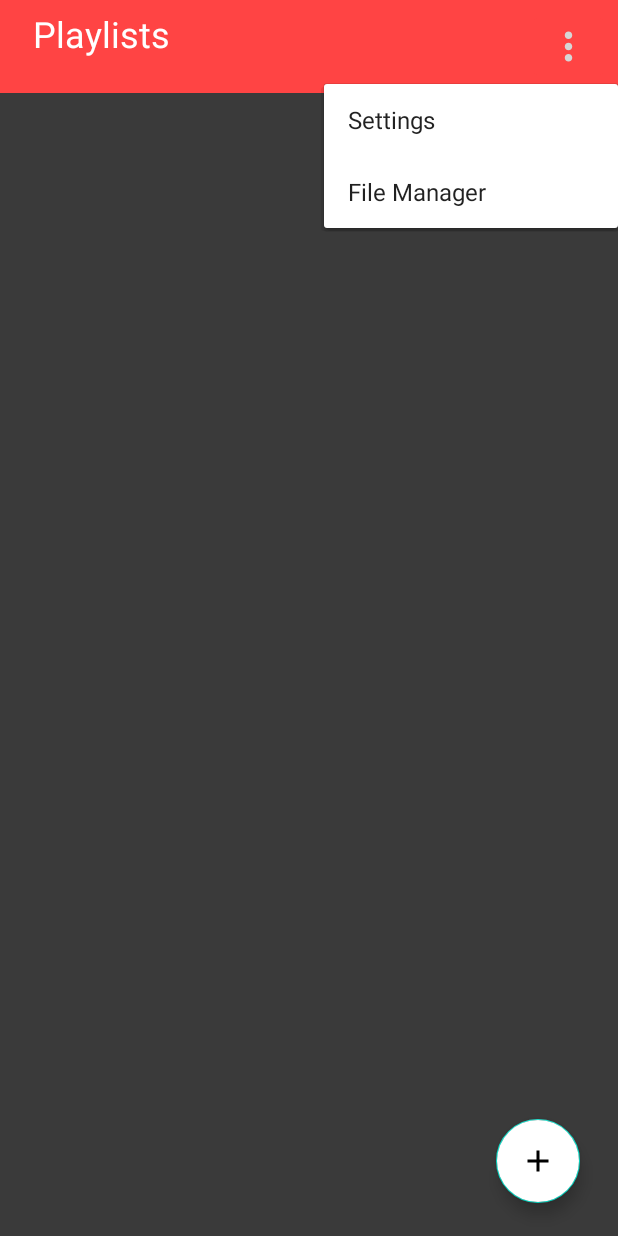
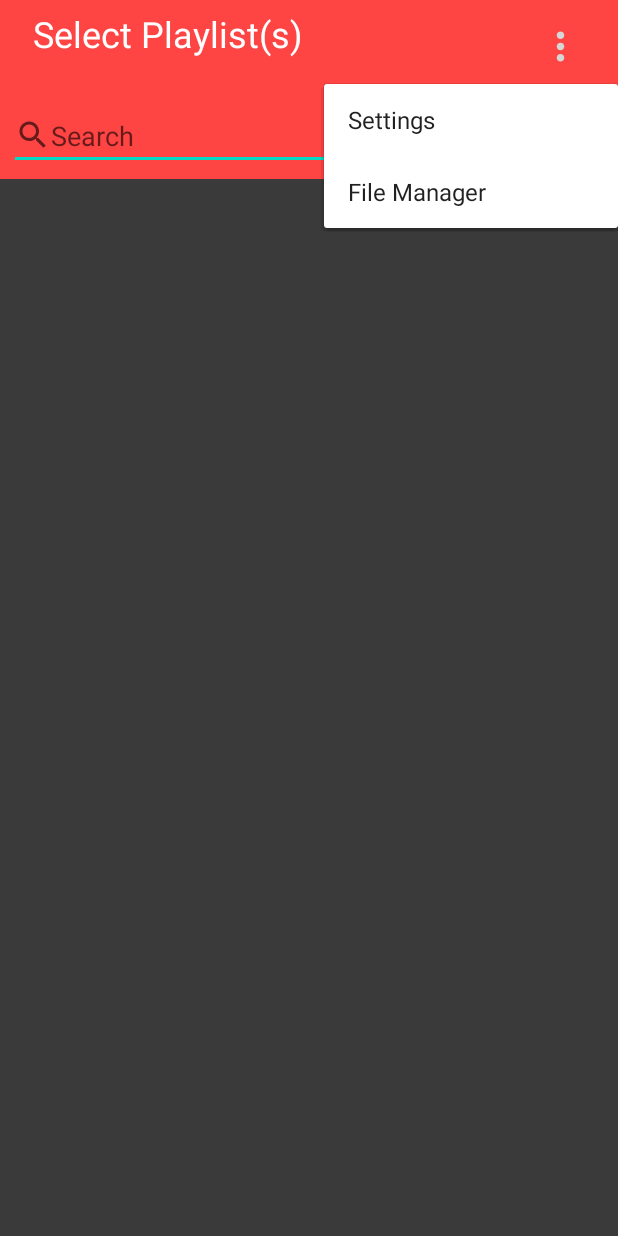
Before and after one commit to Meltingiceman/MP3-player, an Android app: the screen it shows after launch (MainActivity), after a tap on an icon or button, on a phone screen of 412 x 824 dp. Run offline under Robolectric (Android 15) with nearby library versions, the phone set to English and light mode, and no system bars.

Commit message:
1/18/2023 Initial work on redesign for the main activity

```diff
--- a/app/src/main/AndroidManifest.xml
+++ b/app/src/main/AndroidManifest.xml
@@ -6,6 +6,8 @@
     <uses-permission android:name="android.permission.WRITE_EXTERNAL_STORAGE" />
     <uses-permission android:name="android.permission.MANAGE_EXTERNAL_STORAGE" />
     <uses-permission android:name="android.permission.MANAGE_MEDIA" />
+    <uses-permission android:name="android.permission.READ_PHONE_STATE"/>
+
 
     <application
         android:allowBackup="true"
--- a/app/src/main/res/drawable/add_cross.xml
+++ b/app/src/main/res/drawable/add_cross.xml
@@ -1,5 +1,6 @@
 <vector android:height="24dp" android:tint="#FFFFFF"
     android:viewportHeight="24" android:viewportWidth="24"
-    android:width="24dp" xmlns:android="http://schemas.android.com/apk/res/android">
+    android:width="24dp"
+    xmlns:android="http://schemas.android.com/apk/res/android">
     <path android:fillColor="@android:color/white" android:pathData="M19,13h-6v6h-2v-6H5v-2h6V5h2v6h6v2z"/>
 </vector>
--- /dev/null
+++ b/app/src/main/res/drawable/search_icon.xml
@@ -0,0 +1,10 @@
+<vector xmlns:android="http://schemas.android.com/apk/res/android"
+    android:width="24dp"
+    android:height="24dp"
+    android:viewportWidth="24"
+    android:viewportHeight="24"
+    android:tint="?attr/colorControlNormal">
+  <path
+      android:fillColor="@android:color/white"
+      android:pathData="M15.5,14h-0.79l-0.28,-0.27C15.41,12.59 16,11.11 16,9.5 16,5.91 13.09,3 9.5,3S3,5.91 3,9.5 5.91,16 9.5,16c1.61,0 3.09,-0.59 4.23,-1.57l0.27,0.28v0.79l5,4.99L20.49,19l-4.99,-5zM9.5,14C7.01,14 5,11.99 5,9.5S7.01,5 9.5,5 14,7.01 14,9.5 11.99,14 9.5,14z"/>
+</vector>
--- /dev/null
+++ b/app/src/main/res/drawable/select_all.xml
@@ -0,0 +1,10 @@
+<vector xmlns:android="http://schemas.android.com/apk/res/android"
+    android:width="24dp"
+    android:height="24dp"
+    android:viewportWidth="24"
+    android:viewportHeight="24"
+    android:tint="?attr/colorControlNormal">
+  <path
+      android:fillColor="@android:color/white"
+      android:pathData="M3,5h2L5,3c-1.1,0 -2,0.9 -2,2zM3,13h2v-2L3,11v2zM7,21h2v-2L7,19v2zM3,9h2L5,7L3,7v2zM13,3h-2v2h2L13,3zM19,3v2h2c0,-1.1 -0.9,-2 -2,-2zM5,21v-2L3,19c0,1.1 0.9,2 2,2zM3,17h2v-2L3,15v2zM9,3L7,3v2h2L9,3zM11,21h2v-2h-2v2zM19,13h2v-2h-2v2zM19,21c1.1,0 2,-0.9 2,-2h-2v2zM19,9h2L21,7h-2v2zM19,17h2v-2h-2v2zM15,21h2v-2h-2v2zM15,5h2L17,3h-2v2zM7,17h10L17,7L7,7v10zM9,9h6v6L9,15L9,9z"/>
+</vector>
--- a/app/src/main/res/layout/activity_main.xml
+++ b/app/src/main/res/layout/activity_main.xml
@@ -7,36 +7,71 @@
     android:layout_height="match_parent"
     tools:context=".MainActivity">
 
+    <include
+        android:id="@+id/main_toolbar"
+        layout="@layout/main_toolbar"
+        android:layout_width="wrap_content"
+        android:layout_height="wrap_content" />
 
-
-    <include layout="@layout/main_toolbar" />
+    <include
+        android:id="@+id/main_sub_toolbar"
+        layout="@layout/main_sub_toolbar"
+        android:layout_width="wrap_content"
+        android:layout_height="wrap_content"
+        android:layout_below="@+id/main_toolbar"/>
 
     <ListView
         android:id="@+id/playList_View"
         android:layout_width="match_parent"
         android:layout_height="668dp"
         android:layout_alignParentStart="true"
-        android:layout_alignParentTop="true"
-        android:layout_marginTop="63dp"
+        android:layout_below="@+id/main_sub_toolbar">
 
-        >
+
 
     </ListView>
 
-    <com.google.android.material.floatingactionbutton.FloatingActionButton
-        android:id="@+id/add_playList_button"
-        android:layout_width="wrap_content"
-        android:layout_height="wrap_content"
-        android:layout_alignParentEnd="true"
-        android:layout_alignParentBottom="true"
-        android:layout_marginEnd="25dp"
-        android:layout_marginBottom="22dp"
-        android:backgroundTint="@color/white"
-        android:clickable="true"
-        android:focusable="false"
-        android:onClick="add_playList_btnClick"
-        app:srcCompat="@drawable/add_cross"
-        tools:layout_editor_absoluteX="324dp"
-        tools:layout_editor_absoluteY="644dp" />
 
 </RelativeLayout>
+<!--    <?xml version="1.0" encoding="utf-8"?>-->
+<!--<RelativeLayout xmlns:android="http://schemas.android.com/apk/res/android"-->
+<!--xmlns:app="http://schemas.android.com/apk/res-auto"-->
+<!--xmlns:tools="http://schemas.android.com/tools"-->
+<!--android:background="#3A3A3A"-->
+<!--android:layout_width="match_parent"-->
+<!--android:layout_height="match_parent"-->
+<!--tools:context=".MainActivity">-->
+
+
+
+<!--<include layout="@layout/main_toolbar" />-->
+
+<!--<ListView-->
+<!--    android:id="@+id/playList_View"-->
+<!--    android:layout_width="match_parent"-->
+<!--    android:layout_height="668dp"-->
+<!--    android:layout_alignParentStart="true"-->
+<!--    android:layout_alignParentTop="true"-->
+<!--    android:layout_marginTop="63dp"-->
+
+<!--    >-->
+
+<!--</ListView>-->
+
+<!--<com.google.android.material.floatingactionbutton.FloatingActionButton-->
+<!--    android:id="@+id/add_playList_button"-->
+<!--    android:layout_width="wrap_content"-->
+<!--    android:layout_height="wrap_content"-->
+<!--    android:layout_alignParentEnd="true"-->
+<!--    android:layout_alignParentBottom="true"-->
+<!--    android:layout_marginEnd="25dp"-->
+<!--    android:layout_marginBottom="22dp"-->
+<!--    android:backgroundTint="@color/white"-->
+<!--    android:clickable="true"-->
+<!--    android:focusable="false"-->
+<!--    android:onClick="add_playList_btnClick"-->
+<!--    app:srcCompat="@drawable/add_cross"-->
+<!--    tools:layout_editor_absoluteX="324dp"-->
+<!--    tools:layout_editor_absoluteY="644dp" />-->
+
+<!--</RelativeLayout>-->
--- /dev/null
+++ b/app/src/main/res/layout/main_sub_toolbar.xml
@@ -0,0 +1,40 @@
+<?xml version="1.0" encoding="utf-8"?>
+<RelativeLayout xmlns:android="http://schemas.android.com/apk/res/android"
+    android:layout_width="match_parent"
+    android:layout_height="wrap_content"
+    android:background="@android:color/holo_red_light">
+
+    <RelativeLayout
+        android:layout_width="match_parent"
+        android:layout_height="wrap_content"
+        android:padding="6dp">
+
+        <EditText
+            android:id="@+id/search_bar"
+            android:layout_width="282dp"
+            android:layout_height="wrap_content"
+            android:drawableLeft="@drawable/search_icon"
+            android:hint="Search" />
+
+        <ImageButton
+            android:id="@+id/select_all_btn"
+            android:layout_width="40dp"
+            android:layout_height="40dp"
+            android:layout_marginRight="13dp"
+            android:layout_toLeftOf="@id/add_playList_button"
+            android:src="@drawable/select_all" />
+
+        <ImageButton
+            android:id="@+id/add_playList_button"
+            android:layout_width="40dp"
+            android:layout_height="40dp"
+            android:layout_alignParentRight="true"
+            android:layout_marginRight="11dp"
+
+            android:src="@drawable/add_cross" />
+
+    </RelativeLayout>
+
+
+
+</RelativeLayout>
--- a/app/src/main/res/layout/main_toolbar.xml
+++ b/app/src/main/res/layout/main_toolbar.xml
@@ -13,7 +13,7 @@
             android:layout_width="wrap_content"
             android:layout_height="wrap_content"
             android:layout_marginStart="16dp"
-            android:text="Playlists"
+            android:text="Select Playlist(s)"
             android:textColor="@android:color/white"
             android:textSize="24sp" />
 
@@ -22,8 +22,9 @@
             android:layout_width="wrap_content"
             android:layout_height="wrap_content"
             android:layout_alignParentEnd="true"
+            android:layout_marginEnd="5dp"
+
             android:backgroundTint="@android:color/holo_red_light"
-
             android:clickable="true"
             android:focusable="false"
             android:onClick="optionOnClick"
```
Also changed, not shown: app/src/main/java/com/example/mp3player/PlayListView.java (+52 -16 lines), app/src/main/res/layout/main_bottom_toolbar.xml (added, +35 -0 lines).
